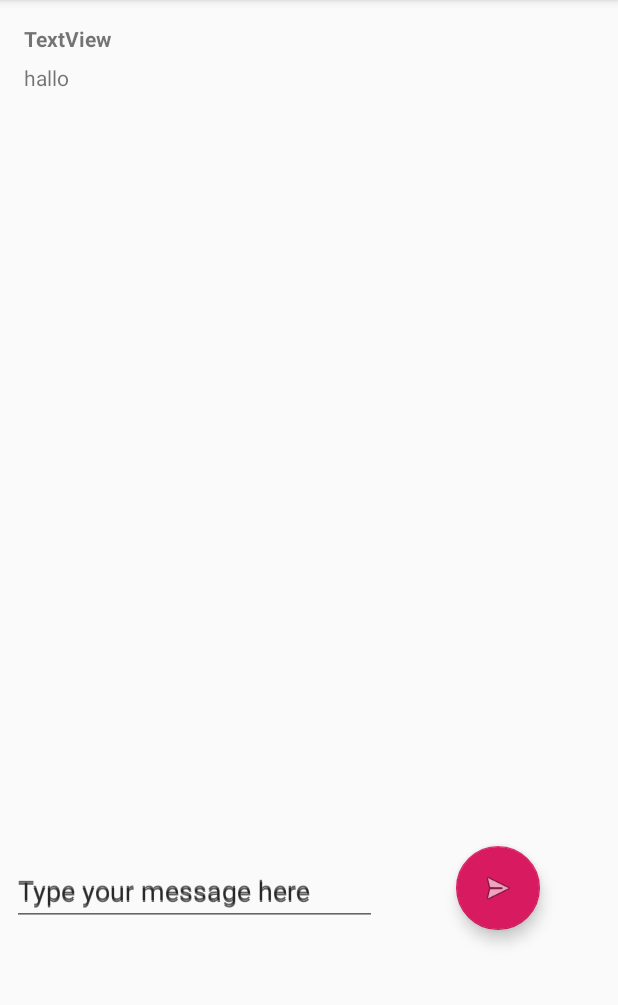
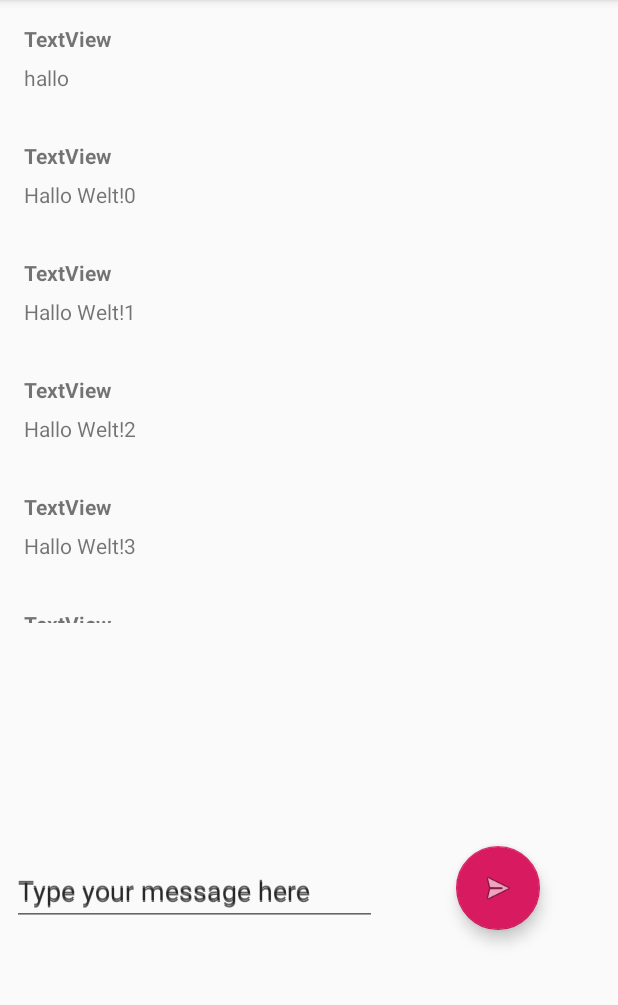
Before and after one commit to felixfuchs17/tis.ar, an Android app: the ChatActivity screen opened directly, with no data from a screen before it, on a phone screen of 412 x 824 dp, the part 84-1089 px from its top. Run offline under Robolectric (Android 15) with nearby library versions, the phone set to English and light mode, and no system bars; our stand-ins replace Firebase (no records; nobody signed in at launch, a user with empty details on screens opened directly).

Commit message:
Merge branch 'nh' of https://github.com/jhellenkamp/tis.ar into pb
# Conflicts:
#	app/src/main/res/layout/recyclerview_item_row.xml

```diff
--- a/app/src/main/res/layout/item_message.xml
+++ b/app/src/main/res/layout/item_message.xml
@@ -1,7 +1,9 @@
 <?xml version="1.0" encoding="utf-8"?>
 <android.support.constraint.ConstraintLayout xmlns:android="http://schemas.android.com/apk/res/android"
-                                             xmlns:app="http://schemas.android.com/apk/res-auto" xmlns:tools="http://schemas.android.com/tools" android:layout_width="match_parent"
-                                             android:layout_height="match_parent">
+                                             xmlns:app="http://schemas.android.com/apk/res-auto"
+                                             xmlns:tools="http://schemas.android.com/tools"
+                                             android:layout_width="match_parent"
+                                             android:layout_height="wrap_content">
 
     <TextView
             android:text="TextView"
```
